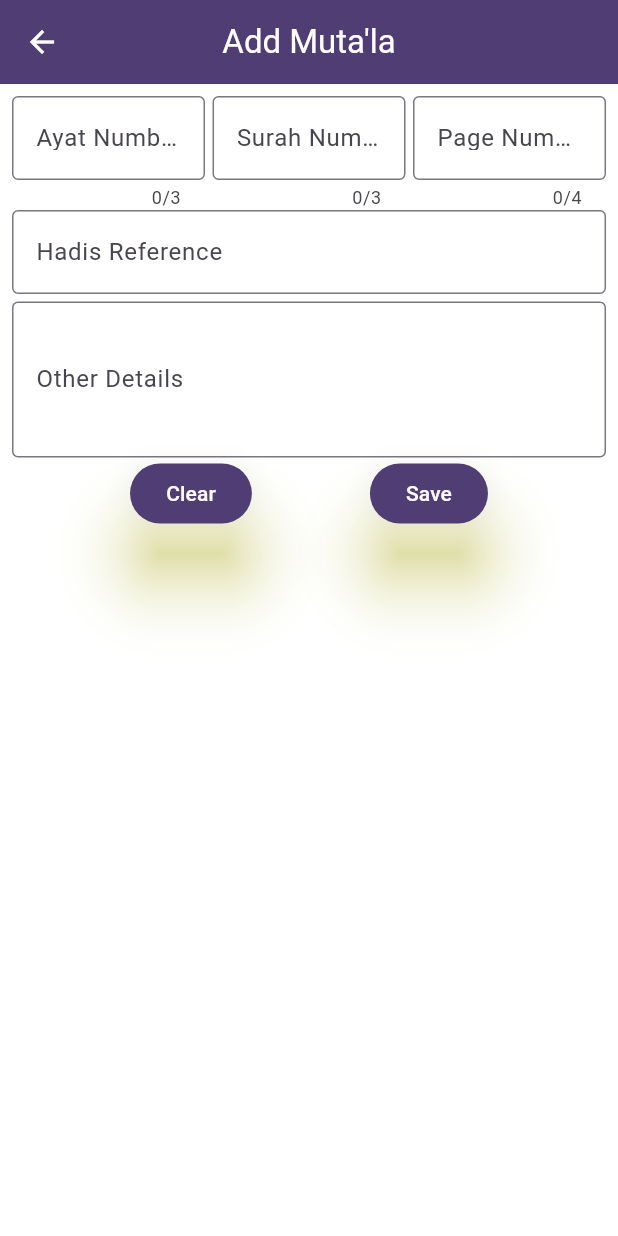
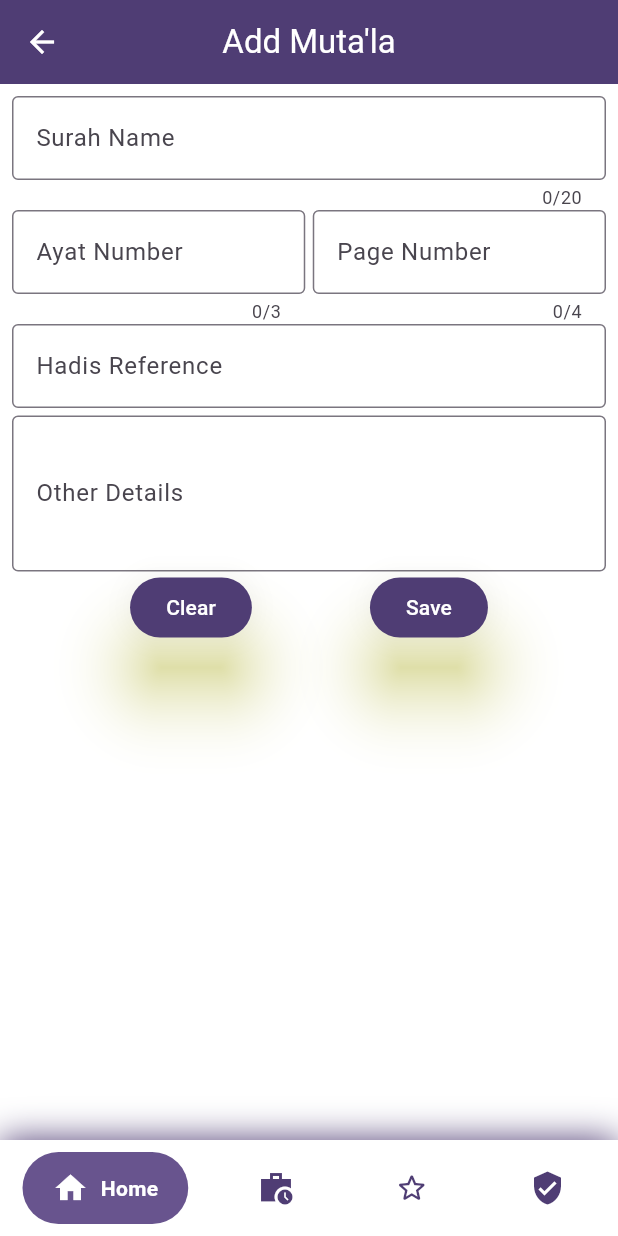
Before and after one commit to shossain786/my_habit, a Flutter app: the AddMutalaScreen screen opened directly, on a phone screen of 412 x 824 dp. Run offline on Flutter 3.47's test engine with Material 3 defaults, Android fonts, the light colour scheme and no system bars; drawn by our look-alikes of google_nav_bar; our stand-ins replace expansion_tile_card, isar, shared_preferences; missing offline and left inert: floating_action_bubble; accounts and stored records are empty; generated files the repository leaves out were written again.

Commit message:
code updated

```diff
--- a/lib/screens/activity_table_screen.dart
+++ b/lib/screens/activity_table_screen.dart
@@ -2,6 +2,7 @@ import 'package:flutter/material.dart';
 
 import '../model/activity_model.dart';
 import '../services/activity_service.dart';
+import '../widgets/my_navbar.dart';
 import 'activity_table.dart';
 
 class ActivityTableScreen extends StatelessWidget {
@@ -30,6 +31,7 @@ class ActivityTableScreen extends StatelessWidget {
           },
         ),
       ),
+      bottomNavigationBar: const MyNavbar(),
     );
   }
 }
--- a/lib/screens/data_entry.dart
+++ b/lib/screens/data_entry.dart
@@ -2,6 +2,7 @@
 
 import 'package:flutter/material.dart';
 import 'package:my_habit/main.dart';
+import 'package:my_habit/widgets/my_navbar.dart';
 
 import '../model/activity_model.dart';
 import '../services/activity_service.dart';
@@ -221,6 +222,7 @@ class _DataEntryScreenState extends State<DataEntryScreen> {
           ),
         ),
       ),
+      bottomNavigationBar: const MyNavbar(),
     );
   }
 
--- a/lib/screens/mutala/add_mutala.dart
+++ b/lib/screens/mutala/add_mutala.dart
@@ -2,6 +2,7 @@ import 'dart:convert';
 
 import 'package:flutter/material.dart';
 import 'package:my_habit/services/mutala_service.dart';
+import 'package:my_habit/widgets/my_navbar.dart';
 import 'package:shared_preferences/shared_preferences.dart';
 
 class AddMutalaScreen extends StatefulWidget {
@@ -76,6 +77,22 @@ class _AddMutalaScreenState extends State<AddMutalaScreen> {
             child: Column(
               mainAxisSize: MainAxisSize.min,
               children: [
+                Expanded(
+                  child: TextFormField(
+                    maxLength: 20,
+                    controller: _surahNoController,
+                    decoration: const InputDecoration(
+                      labelText: 'Surah Name',
+                      border: OutlineInputBorder(),
+                    ),
+                    validator: (value) {
+                      if (value == null || value.isEmpty) {
+                        return 'Please Enter Surah Number';
+                      }
+                      return null;
+                    },
+                  ),
+                ),
                 Row(
                   children: [
                     Expanded(
@@ -90,24 +107,6 @@ class _AddMutalaScreenState extends State<AddMutalaScreen> {
                         validator: (value) {
                           if (value == null || value.isEmpty) {
                             return 'Please Enter Ayat Number';
-                          }
-                          return null;
-                        },
-                      ),
-                    ),
-                    const SizedBox(width: 5),
-                    Expanded(
-                      child: TextFormField(
-                        maxLength: 3,
-                        controller: _surahNoController,
-                        decoration: const InputDecoration(
-                          labelText: 'Surah Number',
-                          border: OutlineInputBorder(),
-                        ),
-                        keyboardType: TextInputType.number,
-                        validator: (value) {
-                          if (value == null || value.isEmpty) {
-                            return 'Please Enter Surah Number';
                           }
                           return null;
                         },
@@ -174,6 +173,7 @@ class _AddMutalaScreenState extends State<AddMutalaScreen> {
           ),
         ),
       ),
+      bottomNavigationBar: const MyNavbar(),
     );
   }
 }
--- a/lib/screens/mutala/display_mutala.dart
+++ b/lib/screens/mutala/display_mutala.dart
@@ -2,6 +2,7 @@ import 'dart:convert';
 
 import 'package:expansion_tile_card/expansion_tile_card.dart';
 import 'package:flutter/material.dart';
+import 'package:my_habit/widgets/my_navbar.dart';
 import 'package:shared_preferences/shared_preferences.dart';
 
 class DisplayMutalaScreen extends StatefulWidget {
@@ -110,6 +111,7 @@ class _DisplayMutalaScreenState extends State<DisplayMutalaScreen> {
                 );
               },
             ),
+      bottomNavigationBar: const MyNavbar(),
     );
   }
 }
```
Also changed, not shown: lib/widgets/my_navbar.dart (+10 -2 lines), pubspec.yaml (+10 -16 lines), assets/logo.png (added), pubspec.lock, 13 other files.
